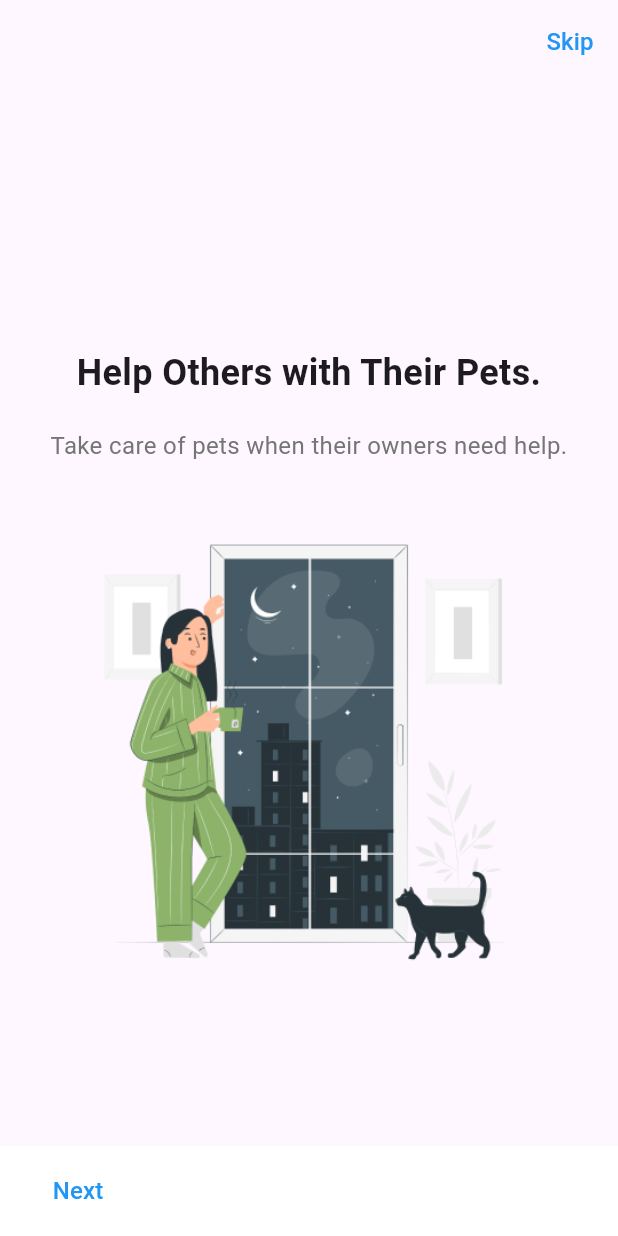
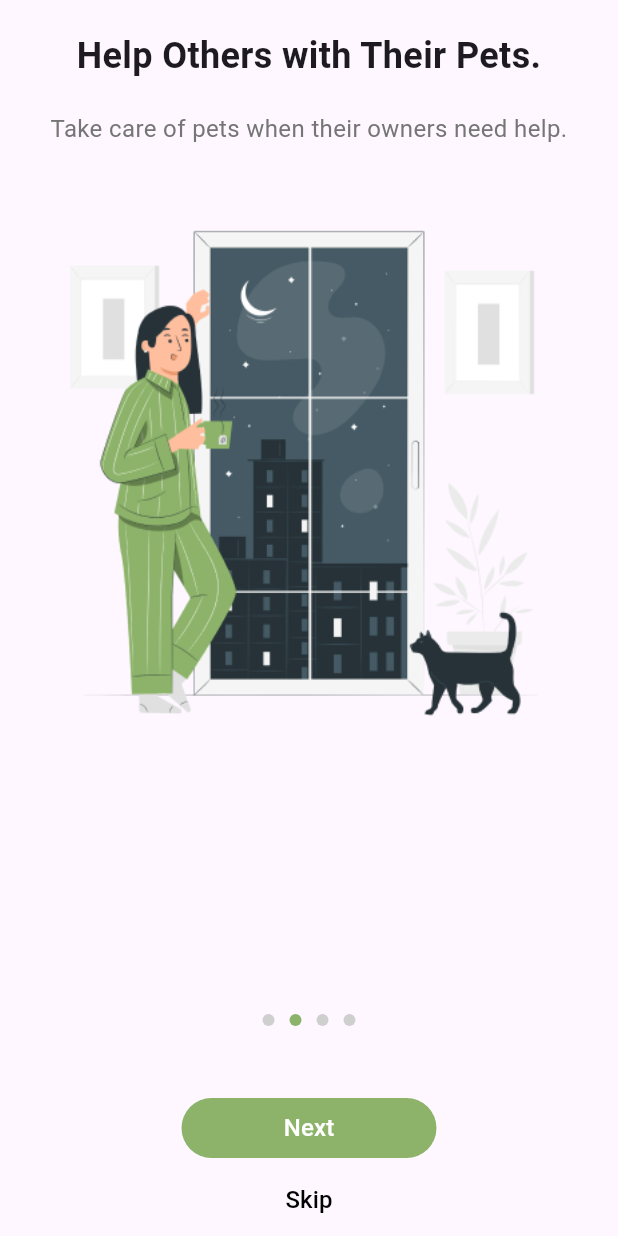
Before and after one commit to Jocho14/pethub, a Flutter app: the screen it shows after launch, after a tap on "Next", on a phone screen of 412 x 824 dp. Run offline on Flutter 3.47's test engine with Material 3 defaults, Android fonts, the phone set to English and light mode, and no system bars; drawn by our look-alikes of smooth_page_indicator.

Commit message:
feat: introduced provider pattern & styled onboarding screen

```diff
--- /dev/null
+++ b/devtools_options.yaml
@@ -0,0 +1,3 @@
+description: This file stores settings for Dart & Flutter DevTools.
+documentation: https://docs.flutter.dev/tools/devtools/extensions#configure-extension-enablement-states
+extensions:
--- a/lib/main.dart
+++ b/lib/main.dart
@@ -1,72 +1,31 @@
 import 'package:flutter/material.dart';
-import 'screens/onBoarding/onboarding_screen.dart';
+import 'package:provider/provider.dart';
+import 'providers/onboarding/onboarding_provider.dart';
+import 'screens/onboarding/onboarding_screen.dart';
 
 void main() {
-  runApp(const MyApp());
+  runApp(
+    MultiProvider(
+      providers: [
+        ChangeNotifierProvider(create: (_) => OnboardingProvider()),
+      ],
+      child: MyApp(),
+    ),
+  );
 }
 
 class MyApp extends StatelessWidget {
-  const MyApp({super.key});
-
-  // This widget is the root of your application.
   @override
   Widget build(BuildContext context) {
     return MaterialApp(
-      title: 'Flutter Demo',
+      title: 'Pet Hub',
       theme: ThemeData(
-        colorScheme: ColorScheme.fromSeed(seedColor: Colors.deepPurple),
-        useMaterial3: true,
+        primarySwatch: Colors.blue,
       ),
-      //home: const MyHomePage(title: 'Flutter Demo Home Page'),
       home: OnboardingScreen(),
+      routes: {
+        //'/home': (context) => HomeScreen(),
+      },
     );
   }
 }
-
-class MyHomePage extends StatefulWidget {
-  const MyHomePage({super.key, required this.title});
-
-  final String title;
-
-  @override
-  State<MyHomePage> createState() => _MyHomePageState();
-}
-
-class _MyHomePageState extends State<MyHomePage> {
-  int _counter = 0;
-
-  void _incrementCounter() {
-    setState(() {
-      _counter++;
-    });
-  }
-
-  @override
-  Widget build(BuildContext context) {
-    return Scaffold(
-      appBar: AppBar(
-        backgroundColor: Theme.of(context).colorScheme.inversePrimary,
-        title: Text(widget.title),
-      ),
-      body: Center(
-        child: Column(
-          mainAxisAlignment: MainAxisAlignment.center,
-          children: <Widget>[
-            const Text(
-              'You have pushed the button this many times:',
-            ),
-            Text(
-              '$_counter',
-              style: Theme.of(context).textTheme.headlineMedium,
-            ),
-          ],
-        ),
-      ),
-      floatingActionButton: FloatingActionButton(
-        onPressed: _incrementCounter,
-        tooltip: 'Increment',
-        child: const Icon(Icons.add),
-      ),
-    );
-  }
-}
--- /dev/null
+++ b/lib/providers/onboarding/onboarding_provider.dart
@@ -0,0 +1,58 @@
+import 'package:flutter/material.dart';
+import 'package:pethub/models/onboarding/onboarding_model.dart';
+
+class OnboardingProvider extends ChangeNotifier {
+  final PageController pageController = PageController();
+  int currentPage = 0;
+
+  final List<OnboardingPageModel> onboardingPages = [
+    OnboardingPageModel(
+      title: 'Easily Find Pet Care.',
+      summary: 'Connect with trusted pet sitters nearby.',
+      image: 'assets/images/onboarding_1.png',
+    ),
+    OnboardingPageModel(
+      title: 'Help Others with Their Pets.',
+      summary: 'Take care of pets when their owners need help.',
+      image: 'assets/images/onboarding_2.png',
+    ),
+    OnboardingPageModel(
+      title: 'Track Requests Seamlessly.',
+      summary: 'Easily manage your requests and offers to help.',
+      image: 'assets/images/onboarding_3.png',
+    ),
+    OnboardingPageModel(
+      title: 'Get Started Now!',
+      summary: 'Sign up today to find the perfect care for your pets.',
+      image: 'assets/images/onboarding_4.png',
+    )
+  ];
+
+  void goToNextPage() {
+    if (currentPage < onboardingPages.length - 1) {
+      pageController.nextPage(
+        duration: const Duration(milliseconds: 300),
+        curve: Curves.easeIn,
+      );
+    }
+  }
+
+  void skipToLastPage() {
+    pageController.animateToPage(
+      onboardingPages.length - 1,
+      duration: const Duration(milliseconds: 300),
+      curve: Curves.easeIn,
+    );
+  }
+
+  void onPageChanged(int index) {
+    currentPage = index;
+    notifyListeners();
+  }
+
+  @override
+  void dispose() {
+    pageController.dispose();
+    super.dispose();
+  }
+}
--- a/lib/screens/onBoarding/onboarding_screen.dart
+++ b/lib/screens/onBoarding/onboarding_screen.dart
@@ -1,119 +1,82 @@
 import 'package:flutter/material.dart';
-import '../../models/onboarding/onboarding_model.dart';
+import 'package:smooth_page_indicator/smooth_page_indicator.dart';
+import 'package:provider/provider.dart';
 
-class OnboardingScreen extends StatefulWidget {
+import 'package:pethub/providers/onboarding/onboarding_provider.dart';
+import 'package:pethub/widgets/onboarding/onboarding_page_widget.dart';
+import 'package:pethub/styles/variables.dart';
+
+class OnboardingScreen extends StatelessWidget {
   @override
-  _OnboardingScreenState createState() => _OnboardingScreenState();
-}
+  Widget build(BuildContext context) {
+    final onboardingProvider = Provider.of<OnboardingProvider>(context);
 
-class _OnboardingScreenState extends State<OnboardingScreen> {
-  final PageController _pageController = PageController();
-  int _currentPage = 0;
-
-  // Using the OnboardingPageModel object
-  final List<OnboardingPageModel> onboardingPages = [
-    OnboardingPageModel(
-      title: 'Easily Find Pet Care.',
-      summary: 'Connect with trusted pet sitters nearby.',
-      image: 'assets/images/onboarding_1.png',
-    ),
-    OnboardingPageModel(
-      title: 'Help Others with Their Pets.',
-      summary: 'Take care of pets when their owners need help.',
-      image: 'assets/images/onboarding_2.png',
-    ),
-    OnboardingPageModel(
-      title: 'Track Requests Seamlessly.',
-      summary: 'Easily manage your requests and offers to help.',
-      image: 'assets/images/onboarding_3.png',
-    ),
-    OnboardingPageModel(
-      title: 'Get Started Now!',
-      summary: 'Sign up today to find the perfect care for your pets.',
-      image: 'assets/images/onboarding_4.png',
-    ),
-  ];
-
-  void _goToNextPage() {
-    if (_currentPage < onboardingPages.length - 1) {
-      _pageController.nextPage(
-        duration: Duration(milliseconds: 300),
-        curve: Curves.easeIn,
-      );
-    }
-  }
-
-  void _skipToLastPage() {
-    _pageController.animateToPage(
-      onboardingPages.length - 1,
-      duration: Duration(milliseconds: 300),
-      curve: Curves.easeIn,
+    return Scaffold(
+      body: Column(
+        children: [
+          Expanded(
+            child: PageView.builder(
+              controller: onboardingProvider.pageController,
+              onPageChanged: onboardingProvider.onPageChanged,
+              itemCount: onboardingProvider.onboardingPages.length,
+              itemBuilder: (context, index) {
+                return OnboardingPage(
+                  pageModel: onboardingProvider.onboardingPages[index],
+                );
+              },
+            ),
+          ),
+          SmoothPageIndicator(
+            controller: onboardingProvider.pageController,
+            count: onboardingProvider.onboardingPages.length,
+            effect: WormEffect(
+              activeDotColor: AppColors.accent,
+              dotColor: const Color(0xFFCFCFCF),
+              dotHeight: 8.0,
+              dotWidth: 8.0,
+              spacing: 10.0,
+            ),
+          ),
+          SizedBox(height: 20),
+          onboardingProvider.currentPage ==
+                  onboardingProvider.onboardingPages.length - 1
+              ? _buildGetStartedButton(context)
+              : _buildBottomNavigation(context, onboardingProvider),
+        ],
+      ),
     );
   }
 
-  void _onPageChanged(int index) {
-    setState(() {
-      _currentPage = index;
-    });
-  }
-
-  @override
-  void dispose() {
-    _pageController.dispose();
-    super.dispose();
-  }
-
-  @override
-  Widget build(BuildContext context) {
-    return Scaffold(
-      appBar: AppBar(
-        backgroundColor: Colors.transparent,
-        elevation: 0,
-        actions: [
+  Widget _buildBottomNavigation(
+      BuildContext context, OnboardingProvider onboardingProvider) {
+    return Container(
+      height: 120,
+      width: double.infinity,
+      padding: EdgeInsets.symmetric(horizontal: 20),
+      child: Column(
+        mainAxisAlignment: MainAxisAlignment.end,
+        children: [
           TextButton(
-            onPressed: _skipToLastPage,
+            onPressed: onboardingProvider.goToNextPage,
+            child: Text(
+              'Next',
+              style: TextStyle(
+                color: AppColors.white,
+                fontSize: AppFonts.sizeLarge,
+              ),
+            ),
+            style: ElevatedButton.styleFrom(
+              backgroundColor: AppColors.accent,
+              fixedSize: Size(170, 40),
+            ),
+          ),
+          TextButton(
+            onPressed: onboardingProvider.skipToLastPage,
             child: Text(
               'Skip',
               style: TextStyle(
-                color: Colors.blue,
-                fontSize: 16,
-              ),
-            ),
-          ),
-        ],
-      ),
-      body: PageView.builder(
-        controller: _pageController,
-        onPageChanged: _onPageChanged,
-        itemCount: onboardingPages.length,
-        itemBuilder: (context, index) {
-          return OnboardingPage(
-            pageModel: onboardingPages[index], // Pass custom model
-          );
-        },
-      ),
-      bottomSheet: _currentPage == onboardingPages.length - 1
-          ? _buildGetStartedButton()
-          : _buildBottomNavigation(),
-    );
-  }
-
-  Widget _buildBottomNavigation() {
-    return Container(
-      height: 60,
-      width: double.infinity,
-      color: Colors.white,
-      padding: EdgeInsets.symmetric(horizontal: 20),
-      child: Row(
-        mainAxisAlignment: MainAxisAlignment.spaceBetween,
-        children: [
-          TextButton(
-            onPressed: _goToNextPage,
-            child: Text(
-              'Next',
-              style: TextStyle(
-                color: Colors.blue,
-                fontSize: 16,
+                color: AppColors.black,
+                fontSize: AppFonts.sizeLarge,
               ),
             ),
           ),
@@ -122,25 +85,24 @@ class _OnboardingScreenState extends State<OnboardingScreen> {
     );
   }
 
-  Widget _buildGetStartedButton() {
+  Widget _buildGetStartedButton(BuildContext context) {
     return Container(
-      height: 60,
+      height: 120,
       width: double.infinity,
-      color: Colors.white,
       child: Center(
         child: ElevatedButton(
           onPressed: () {
-            // Navigate to the next screen after onboarding
             Navigator.pushReplacementNamed(context, '/home');
           },
           child: Text(
             'Get Started',
             style: TextStyle(
-              fontSize: 16,
+              color: AppColors.black,
+              fontSize: AppFonts.sizeLarge,
             ),
           ),
           style: ElevatedButton.styleFrom(
-            backgroundColor: Colors.blue,
+            backgroundColor: AppColors.accent,
             padding: EdgeInsets.symmetric(horizontal: 100, vertical: 15),
           ),
         ),
@@ -148,51 +110,3 @@ class _OnboardingScreenState extends State<OnboardingScreen> {
     );
   }
 }
-
-// Individual Onboarding Page widget
-class OnboardingPage extends StatelessWidget {
-  final OnboardingPageModel pageModel;
-
-  const OnboardingPage({
-    required this.pageModel,
-  });
-
-  @override
-  Widget build(BuildContext context) {
-    return Padding(
-      padding: const EdgeInsets.all(20.0),
-      child: Column(
-        mainAxisAlignment: MainAxisAlignment.center,
-        children: [
-          // Title
-          Text(
-            pageModel.title,
-            style: TextStyle(
-              fontSize: 24,
-              fontWeight: FontWeight.bold,
-            ),
-            textAlign: TextAlign.center,
-          ),
-          SizedBox(height: 20),
-
-          // Summary
-          Text(
-            pageModel.summary,
-            style: TextStyle(
-              fontSize: 16,
-              color: Colors.grey[600],
-            ),
-            textAlign: TextAlign.center,
-          ),
-          SizedBox(height: 40),
-
-          // Image
-          Image.asset(
-            pageModel.image,
-            height: 300,
-          ),
-        ],
-      ),
-    );
-  }
-}
--- /dev/null
+++ b/lib/styles/variables.dart
@@ -0,0 +1,19 @@
+import 'package:flutter/material.dart';
+
+class AppColors {
+  static const Color primary = Color.fromARGB(255, 0, 0, 0);
+  static const Color accent = Color(0xFF8CB369);
+  static const Color white = Color(0xFFFFFFFF);
+  static const Color black = Color(0xFF000000);
+}
+
+class AppFonts {
+  static const String type = 'Manrope';
+  static const double sizeSmall = 12.0; // Use for captions or small text
+  static const double sizeMedium = 14.0; // Use for body text or standard text
+  static const double sizeLarge =
+      16.0; // Use for subheadings or important information
+  static const double sizeXLarge = 20.0; // Use for headings or titles
+  static const double sizeXXLarge =
+      24.0; // Use for main headings or prominent titles
+}
--- /dev/null
+++ b/lib/widgets/onboarding/onboarding_page_widget.dart
@@ -0,0 +1,43 @@
+import 'package:flutter/material.dart';
+
+import 'package:pethub/models/onboarding/onboarding_model.dart';
+
+class OnboardingPage extends StatelessWidget {
+  final OnboardingPageModel pageModel;
+
+  const OnboardingPage({required this.pageModel});
+
+  @override
+  Widget build(BuildContext context) {
+    return Padding(
+      padding: const EdgeInsets.all(20.0),
+      child: Column(
+        mainAxisAlignment: MainAxisAlignment.start,
+        children: [
+          Text(
+            pageModel.title,
+            style: TextStyle(
+              fontSize: 24,
+              fontWeight: FontWeight.bold,
+            ),
+            textAlign: TextAlign.center,
+          ),
+          SizedBox(height: 20),
+          Text(
+            pageModel.summary,
+            style: TextStyle(
+              fontSize: 16,
+              color: Colors.grey[600],
+            ),
+            textAlign: TextAlign.center,
+          ),
+          SizedBox(height: 40),
+          Image.asset(
+            pageModel.image,
+            height: 350,
+          ),
+        ],
+      ),
+    );
+  }
+}
--- a/pubspec.yaml
+++ b/pubspec.yaml
@@ -30,6 +30,8 @@ environment:
 dependencies:
   flutter:
     sdk: flutter
+  provider: ^6.0.0
+  smooth_page_indicator: ^1.0.0
 
   # The following adds the Cupertino Icons font to your application.
   # Use with the CupertinoIcons class for iOS style icons.
```
Also changed, not shown: pubspec.lock.
